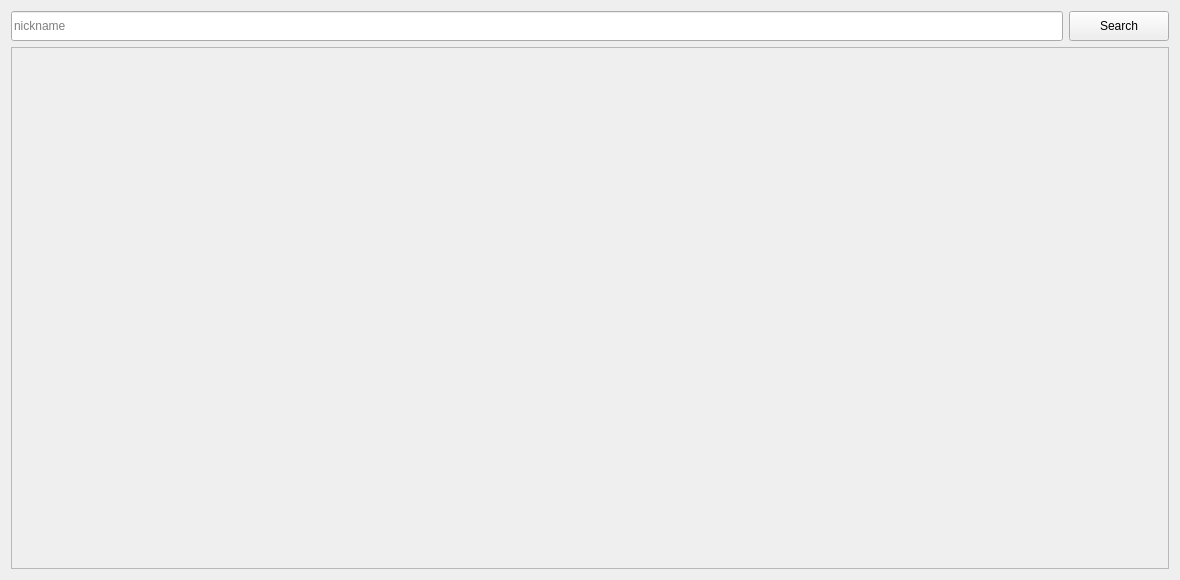
This is widgets/search_widget.ui in 4malgama/achat-client as Qt 5 draws it before an edit. The edited form follows.
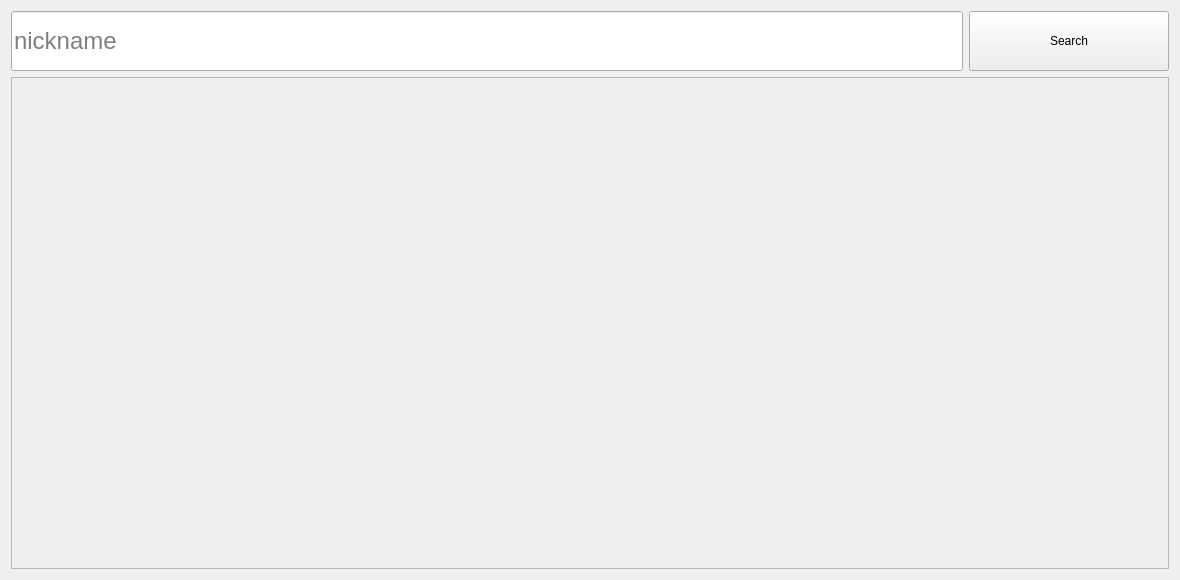
This is the edited form.

What changed in the file:
```diff
--- a/widgets/search_widget.ui
+++ b/widgets/search_widget.ui
@@ -21,9 +21,14 @@
        <property name="minimumSize">
         <size>
          <width>0</width>
-         <height>30</height>
+         <height>60</height>
         </size>
        </property>
+       <property name="font">
+        <font>
+         <pointsize>18</pointsize>
+        </font>
+       </property>
        <property name="placeholderText">
         <string>nickname</string>
        </property>
@@ -33,8 +38,8 @@
       <widget class="QPushButton" name="btnSearch">
        <property name="minimumSize">
         <size>
-         <width>100</width>
-         <height>30</height>
+         <width>200</width>
+         <height>60</height>
         </size>
        </property>
        <property name="cursor">
@@ -64,7 +69,7 @@
         <x>0</x>
         <y>0</y>
         <width>1160</width>
-        <height>522</height>
+        <height>492</height>
        </rect>
       </property>
       <layout class="QVBoxLayout" name="verticalLayout_2"/>
```
